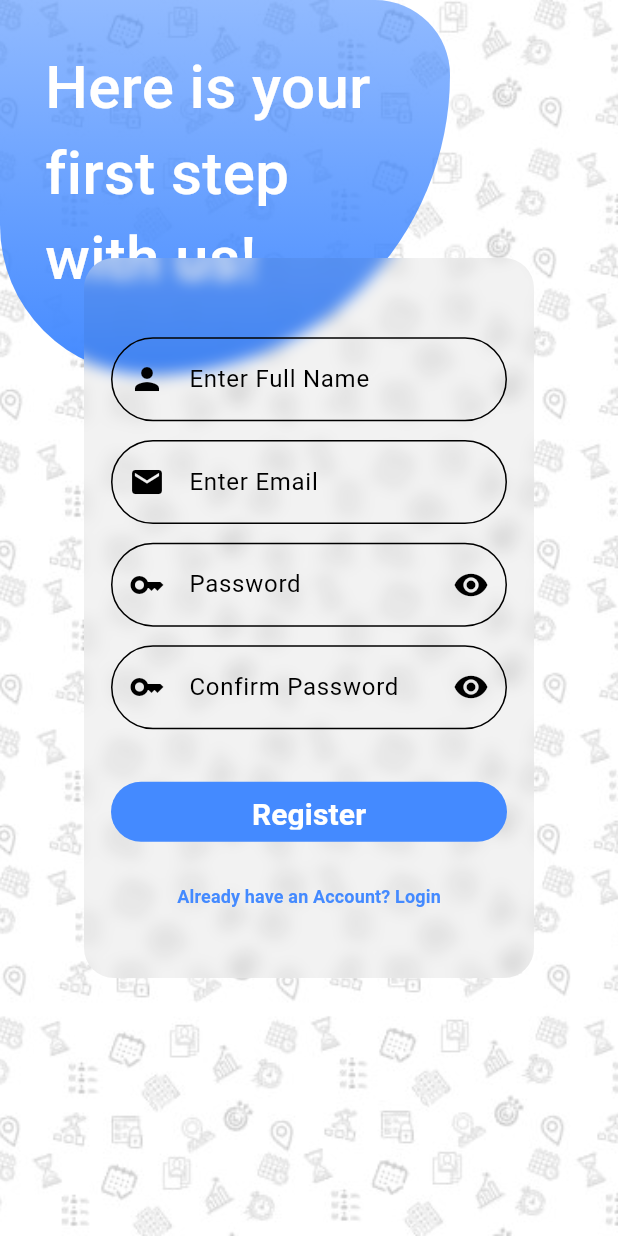
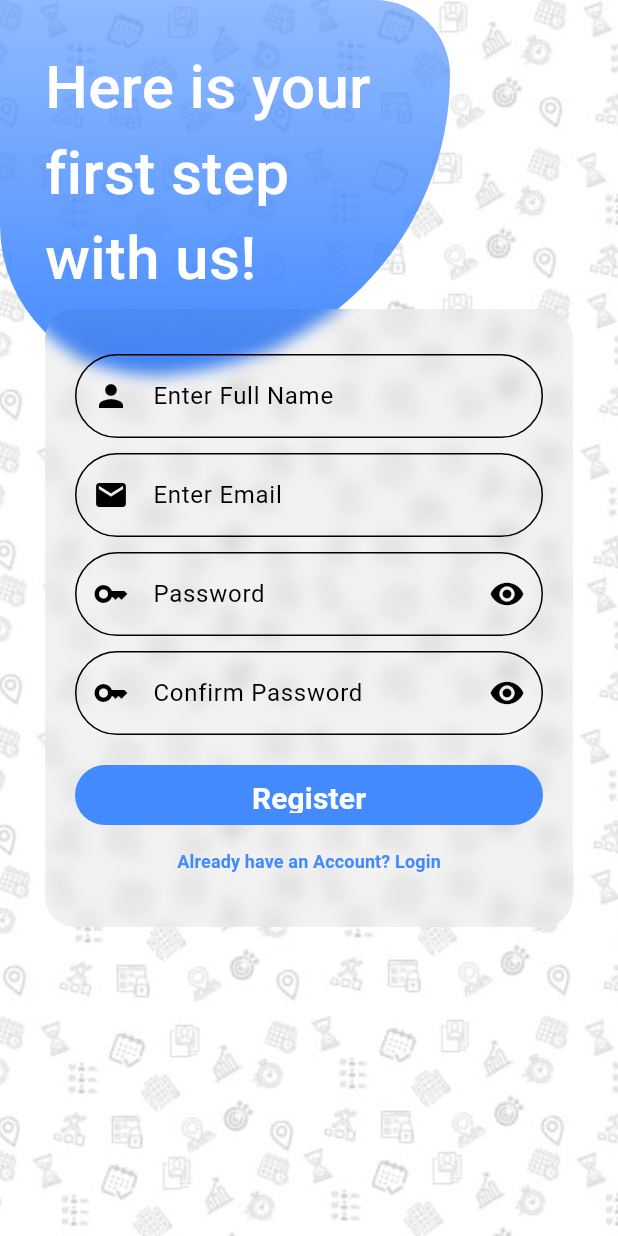
Before and after one commit to aar9av/AttendEase, a Flutter app: the screen it shows after launch, after a tap on "New User? Register Now", on a phone screen of 412 x 824 dp. Run offline on Flutter 3.47's test engine with Material 3 defaults, Android fonts, the phone set to English and light mode, and no system bars; drawn by our look-alikes of blurrycontainer; our stand-ins replace cloud_firestore, firebase_auth, firebase_core, geolocator, google_maps_flutter, google_sign_in and 1 more; accounts and stored records are empty.

Commit message:
a step ahead

```diff
--- a/lib/Widgets/Add and Edit Subject/AddSubject2.dart
+++ b/lib/Widgets/Add and Edit Subject/AddSubject2.dart
@@ -1,7 +1,7 @@
 import 'package:blurrycontainer/blurrycontainer.dart';
 import 'package:flutter/material.dart';
 import '../../Functionalities/CloudStore/Subject.dart';
-import '../../Background.dart';
+import '../Start & UI/Background.dart';
 import '../Dashboard/DashBoardScreen.dart';
 
 class AddSubject2 extends StatefulWidget {
@@ -84,6 +84,7 @@ class _AddSubject2State extends State<AddSubject2> {
                           separatorBuilder: (context, index) => const SizedBox(height: 0),
                           itemBuilder: (context, index) {
                             return ListTile(
+                              contentPadding: EdgeInsets.zero,
                               leading: Checkbox(
                                 checkColor: Theme.of(context).primaryColor,
                                 fillColor: MaterialStateProperty.resolveWith(getColor),
--- a/lib/Widgets/Add and Edit Subject/EditSubject2.dart
+++ b/lib/Widgets/Add and Edit Subject/EditSubject2.dart
@@ -1,7 +1,7 @@
 import 'package:blurrycontainer/blurrycontainer.dart';
 import 'package:flutter/material.dart';
 import '../../Functionalities/CloudStore/Subject.dart';
-import '../../Background.dart';
+import '../Start & UI/Background.dart';
 import '../Dashboard/DashBoardScreen.dart';
 
 class EditSubject2 extends StatefulWidget {
@@ -106,6 +106,7 @@ class _EditSubject2State extends State<EditSubject2> {
                           separatorBuilder: (context, index) => const SizedBox(height: 0),
                           itemBuilder: (context, index) {
                             return ListTile(
+                              contentPadding: EdgeInsets.zero,
                               leading: Checkbox(
                                 checkColor: Theme.of(context).primaryColor,
                                 fillColor: MaterialStateProperty.resolveWith(getColor),
--- a/lib/Widgets/Dashboard/SubjectPanel.dart
+++ b/lib/Widgets/Dashboard/SubjectPanel.dart
@@ -1,4 +1,4 @@
-import 'package:attend_easy/Background.dart';
+import 'package:attend_easy/Widgets/Start%20&%20UI/Background.dart';
 import 'package:blurrycontainer/blurrycontainer.dart';
 import 'package:flutter/material.dart';
 import 'package:table_calendar/table_calendar.dart';
--- a/lib/Widgets/Dashboard/SubjectsListview.dart
+++ b/lib/Widgets/Dashboard/SubjectsListview.dart
@@ -3,7 +3,7 @@ import 'package:attend_easy/Widgets/Add%20and%20Edit%20Subject/EditSubject1.dart
 import 'package:blurrycontainer/blurrycontainer.dart';
 import 'package:flutter/material.dart';
 import 'DashBoardScreen.dart';
-import '../../Background.dart';
+import '../Start & UI/Background.dart';
 import 'SubjectPanel.dart';
 
 
@@ -117,7 +117,7 @@ class _SubjectsListviewState extends State<SubjectsListview> {
                         ),
                       );
                     } else{
-                      Navigator.push(
+                      Navigator.pushReplacement(
                         context,
                         MaterialPageRoute(
                             builder: (context) => EditSubject1(subjectId: subjects[index]['id'].toString())
--- a/lib/Widgets/Login and Signup/HeadingBackground.dart
+++ b/lib/Widgets/Login and Signup/HeadingBackground.dart
@@ -1,4 +1,4 @@
-import 'package:attend_easy/Background.dart';
+import 'package:attend_easy/Widgets/Start%20&%20UI/Background.dart';
 import 'package:flutter/material.dart';
 
 class HeadingBackground extends StatelessWidget {
--- a/lib/Widgets/Login and Signup/LoginScreen.dart
+++ b/lib/Widgets/Login and Signup/LoginScreen.dart
@@ -4,7 +4,6 @@ import 'package:flutter/material.dart';
 import 'package:flutter/services.dart';
 import '../../Functionalities/Authentication/LoginWithEmail.dart';
 import '../../Functionalities/Authentication/LoginWithGoogle.dart';
-import '../../Background.dart';
 import 'HeadingBackground.dart';
 
 class LoginScreen extends StatefulWidget {
@@ -48,15 +47,14 @@ class _LoginScreenState extends State<LoginScreen> {
         children: [
           const HeadingBackground(heading: 'Already\nHave An\nAccount?',),
           Center(
+            child: Container(
+              margin: const EdgeInsets.all(30),
               child: BlurryContainer(
-              height: 450,
-              width: 300,
                 blur: 5,
                 color: Colors.transparent.withOpacity(0.05),
-              padding: const EdgeInsets.all(8),
+                padding: const EdgeInsets.all(20),
                 borderRadius: const BorderRadius.all(Radius.circular(20)),
-              child: Padding(
-                padding: const EdgeInsets.all(10.0),
+                child: SingleChildScrollView(
                   child: Column(
                     mainAxisAlignment: MainAxisAlignment.spaceEvenly,
                     crossAxisAlignment: CrossAxisAlignment.center,
@@ -75,6 +73,9 @@ class _LoginScreenState extends State<LoginScreen> {
                           labelText: 'Enter Username',
                           errorText: validateUsername ? null : "Invalid Username",
                         ),
+                      ),
+                      const SizedBox(
+                        height: 10,
                       ),
                       TextField(
                         keyboardType: TextInputType.visiblePassword,
@@ -98,7 +99,7 @@ class _LoginScreenState extends State<LoginScreen> {
                         ),
                       ),
                       const SizedBox(
-                      height: 10,
+                        height: 20,
                       ),
                       Container(
                         width: double.infinity,
@@ -162,6 +163,7 @@ class _LoginScreenState extends State<LoginScreen> {
                   ),
                 ),
               ),
+            ),
           )
         ],
       ),
--- a/lib/Widgets/Login and Signup/SignUpScreen.dart
+++ b/lib/Widgets/Login and Signup/SignUpScreen.dart
@@ -1,4 +1,4 @@
-import 'package:attend_easy/Background.dart';
+import 'package:attend_easy/Widgets/Start%20&%20UI/Background.dart';
 import 'package:blurrycontainer/blurrycontainer.dart';
 import 'package:flutter/material.dart';
 import 'package:flutter/services.dart';
@@ -56,15 +56,14 @@ class _SignUpScreenState extends State<SignUpScreen> {
         children: [
           const HeadingBackground(heading: 'Here is your\nfirst step\nwith us!',),
           Center(
+            child: Container(
+              margin: const EdgeInsets.all(30),
               child: BlurryContainer(
-              height: 480,
-              width: 300,
                 blur: 5,
                 color: Colors.transparent.withOpacity(0.05),
-              padding: const EdgeInsets.all(8),
+                padding: const EdgeInsets.all(20),
                 borderRadius: const BorderRadius.all(Radius.circular(20)),
-              child: Padding(
-                padding: const EdgeInsets.all(10.0),
+                child: SingleChildScrollView(
                   child: Column(
                     mainAxisAlignment: MainAxisAlignment.spaceEvenly,
                     crossAxisAlignment: CrossAxisAlignment.center,
@@ -84,6 +83,9 @@ class _SignUpScreenState extends State<SignUpScreen> {
                           errorText: validateName ? null : "Name Can't be empty",
                         ),
                       ),
+                      const SizedBox(
+                        height: 10,
+                      ),
                       TextField(
                         keyboardType: TextInputType.emailAddress,
                         controller: email,
@@ -95,6 +97,9 @@ class _SignUpScreenState extends State<SignUpScreen> {
                           labelText: 'Enter Email',
                           errorText: validateEmail ? null : "Invalid Email",
                         ),
+                      ),
+                      const SizedBox(
+                        height: 10,
                       ),
                       TextField(
                         keyboardType: TextInputType.visiblePassword,
@@ -117,6 +122,9 @@ class _SignUpScreenState extends State<SignUpScreen> {
                             },
                           ),
                         ),
+                      ),
+                      const SizedBox(
+                        height: 10,
                       ),
                       TextField(
                         keyboardType: TextInputType.visiblePassword,
@@ -141,7 +149,7 @@ class _SignUpScreenState extends State<SignUpScreen> {
                         ),
                       ),
                       const SizedBox(
-                      height: 10,
+                        height: 20,
                       ),
                       Container(
                         width: double.infinity,
@@ -196,6 +204,7 @@ class _SignUpScreenState extends State<SignUpScreen> {
                   ),
                 ),
               ),
+            ),
           )
         ],
       )
--- a/lib/Widgets/Side Panel/Settings.dart
+++ b/lib/Widgets/Side Panel/Settings.dart
@@ -1,4 +1,4 @@
-import 'package:attend_easy/Background.dart';
+import 'package:attend_easy/Widgets/Start%20&%20UI/Background.dart';
 import 'package:attend_easy/Widgets/Login%20and%20Signup/LoginScreen.dart';
 import 'package:flutter/material.dart';
 import '../../Functionalities/CloudStore/Users.dart';
--- /dev/null
+++ b/lib/Widgets/Start & UI/LoadingPage.dart
@@ -0,0 +1,60 @@
+import 'package:flutter/material.dart';
+
+class LoadingPage extends StatelessWidget {
+  const LoadingPage({super.key});
+
+  @override
+  Widget build(BuildContext context) {
+    return Scaffold(
+      body: Stack(
+        children: [
+          Container(
+            height: double.infinity,
+            width: double.infinity,
+            decoration: BoxDecoration(
+              gradient: LinearGradient(
+                begin: AlignmentDirectional.topStart,
+                end: AlignmentDirectional.bottomEnd,
+                colors: [
+                  Colors.cyan.shade300,
+                  Colors.blueAccent.shade400,
+                ],
+              ),
+            ),
+          ),
+          SizedBox(
+            width: double.infinity,
+            child: Column(
+              mainAxisAlignment: MainAxisAlignment.center,
+              crossAxisAlignment: CrossAxisAlignment.center,
+              children: [
+                Image.asset(
+                  'Assets/Images/Logo.png',
+                  width: 100,
+                  height: 100,
+                ),
+                const SizedBox(
+                  height: 10,
+                ),
+                const Text(
+                  'Attend Ease',
+                  style: TextStyle(
+                    color: Colors.white,
+                    fontWeight: FontWeight.bold,
+                    fontSize: 24,
+                  ),
+                ),
+                const SizedBox(
+                  height: 40,
+                ),
+                const CircularProgressIndicator(
+                  color: Colors.white,
+                ),
+              ],
+            ),
+          ),
+        ]
+      ),
+    );
+  }
+}
--- a/lib/main.dart
+++ b/lib/Widgets/Start & UI/main.dart
@@ -1,8 +1,8 @@
+import 'package:attend_easy/Widgets/Start%20&%20UI/LoadingPage.dart';
 import 'package:attend_easy/Widgets/Login%20and%20Signup/LoginScreen.dart';
-import 'package:firebase_auth/firebase_auth.dart';
 import 'package:firebase_core/firebase_core.dart';
 import 'package:flutter/material.dart';
-import 'Widgets/Dashboard/DashBoardScreen.dart';
+import '../Dashboard/DashBoardScreen.dart';
 
 void main() async {
   WidgetsFlutterBinding.ensureInitialized();
@@ -38,13 +38,19 @@ class AttendEase extends StatelessWidget {
           )
         ),
       ),
-      home: StreamBuilder(
-        stream: FirebaseAuth.instance.authStateChanges(),
-        builder: (context, snapshot){
-          return
-            (snapshot.hasData)?const DashBoardScreen():const LoginScreen();
+      home:
+      FutureBuilder(
+        future: Future.delayed(const Duration(seconds: 3)),
+        builder: (BuildContext context, AsyncSnapshot snapshot){
+          if(snapshot.connectionState == ConnectionState.waiting) {
+            return const LoadingPage();    ///Splash Screen
+          } else{
+            return (snapshot.hasData)?
+            const DashBoardScreen():
+            const LoginScreen(); ///Main Screen
+          }
         },
-      ),
+      )
     );
   }
 }
```
Also changed, not shown: lib/Widgets/Add and Edit Subject/AddSubject1.dart (+6 -2 lines), lib/Widgets/Add and Edit Subject/EditSubject1.dart (+6 -2 lines), lib/Widgets/Dashboard/DashBoardScreen.dart (+11 -5 lines), lib/Widgets/Dashboard/SideDrawer.dart (+6 -6 lines), lib/Widgets/Side Panel/Profile.dart (+7 -2 lines), Assets/Images/Logo.png (added), lib/Functionalities/CloudStore/firebase_options.dart (renamed from lib/firebase_options.dart), lib/Widgets/Start & UI/Background.dart (renamed from lib/Background.dart), 3 other files. Lines whose indentation alone changed are shown as unchanged.
